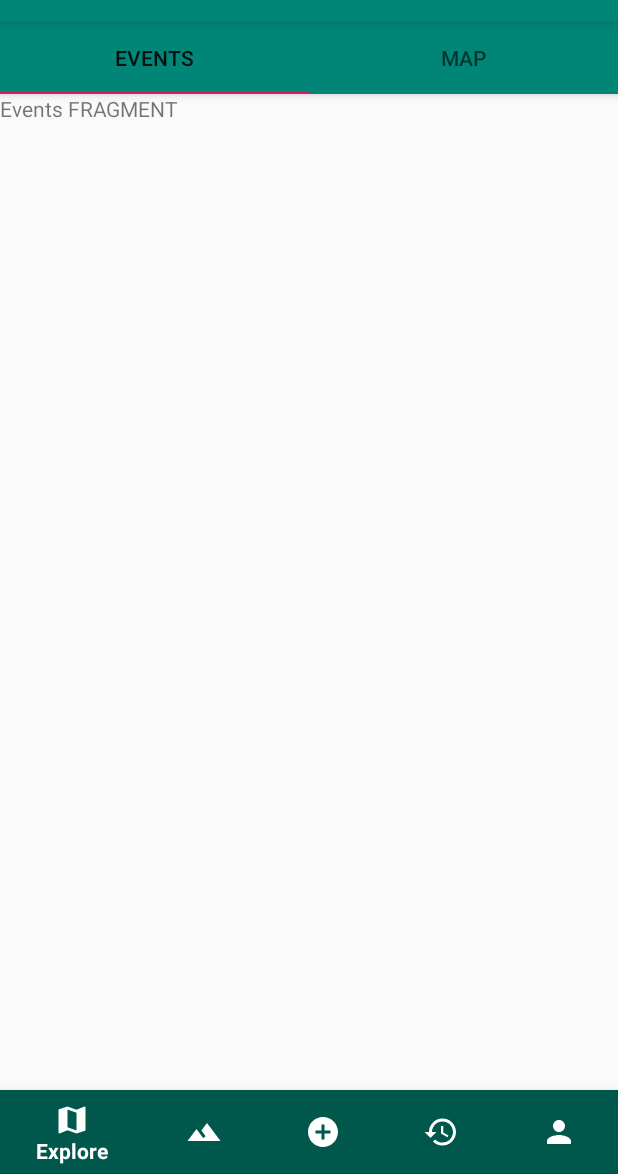
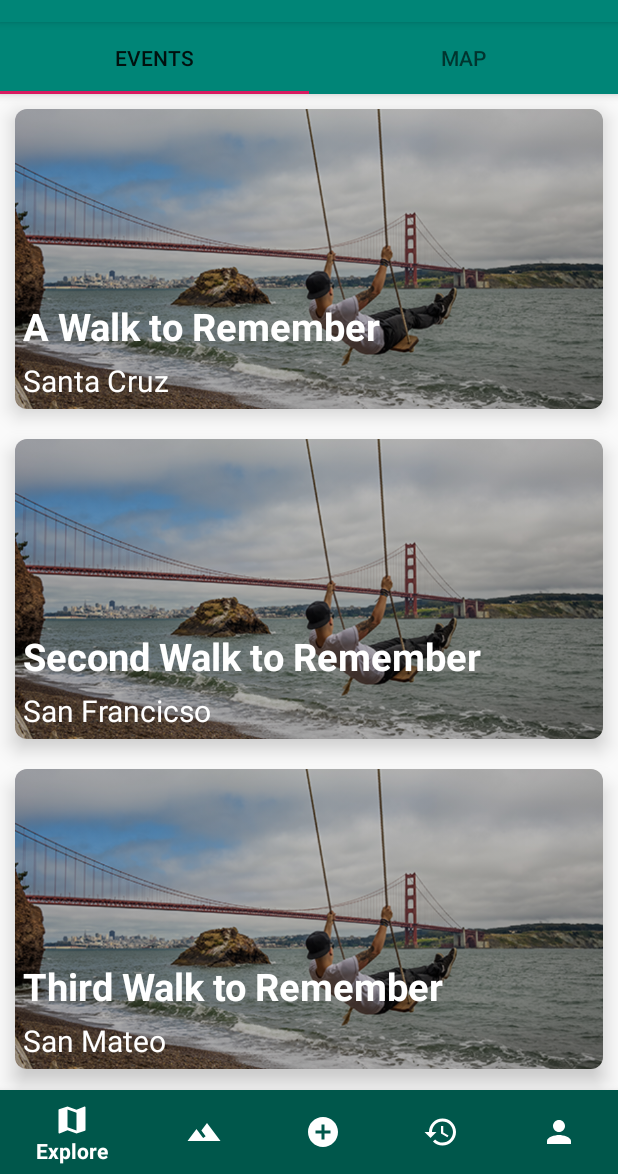
Before and after one commit to DhruvilBParikh/Venture, an Android app: the screen it shows after launch (MainActivity), on a phone screen of 412 x 824 dp, the part 62-1236 px from its top. Run offline under Robolectric (Android 15) with nearby library versions, the phone set to English and light mode, and no system bars.

Commit message:
Add cardview in explore fragment and map in mapfragment

```diff
--- /dev/null
+++ b/app/src/debug/res/values/google_maps_api.xml
@@ -0,0 +1,24 @@
+<resources>
+    <!--
+    TODO: Before you run your application, you need a Google Maps API key.
+
+    To get one, follow this link, follow the directions and press "Create" at the end:
+
+    https://console.developers.google.com/flows/enableapi?apiid=maps_android_backend&keyType=CLIENT_SIDE_ANDROID&r=B6:F6:B5:38:C2:CB:99:71:7A:C4:2C:46:BD:D0:B2:77:CC:36:0D:40%3Bcom.example.venture_v0
+
+    You can also add your credentials to an existing key, using these values:
+
+    Package name:
+    B6:F6:B5:38:C2:CB:99:71:7A:C4:2C:46:BD:D0:B2:77:CC:36:0D:40
+
+    SHA-1 certificate fingerprint:
+    B6:F6:B5:38:C2:CB:99:71:7A:C4:2C:46:BD:D0:B2:77:CC:36:0D:40
+
+    Alternatively, follow the directions here:
+    https://developers.google.com/maps/documentation/android/start#get-key
+
+    Once you have your key (it starts with "AIza"), replace the "google_maps_key"
+    string in this file.
+    -->
+    <string name="google_maps_key" templateMergeStrategy="preserve" translatable="false">AIzaSyB3C-l6FbvvYK9pDC1a0aHcgjw-SURLlSs</string>
+</resources>
--- a/app/src/main/java/com/example/venture_v0/Fragments/explore/ExploreEventListFragment.java
+++ b/app/src/main/java/com/example/venture_v0/Fragments/explore/ExploreEventListFragment.java
@@ -1,14 +1,21 @@
 package com.example.venture_v0.Fragments.explore;
 
+import android.annotation.SuppressLint;
 import android.os.Bundle;
 
 import androidx.fragment.app.Fragment;
+import androidx.recyclerview.widget.LinearLayoutManager;
+import androidx.recyclerview.widget.RecyclerView;
 
+import android.util.Log;
 import android.view.LayoutInflater;
 import android.view.View;
 import android.view.ViewGroup;
 
 import com.example.venture_v0.R;
+import com.example.venture_v0.adapters.EventsRecyclerViewAdapter;
+
+import java.util.ArrayList;
 
 
 /**
@@ -20,6 +27,15 @@ import com.example.venture_v0.R;
  * create an instance of this fragment.
  */
 public class ExploreEventListFragment extends Fragment {
+
+    private static final String TAG = "ExploreEventListFragment";
+
+    //vars
+    private ArrayList<String> mImage = new ArrayList<>();
+    private ArrayList<String> mEventName = new ArrayList<>();
+    private ArrayList<String> mEventLocation = new ArrayList<>();
+
+
     // TODO: Rename parameter arguments, choose names that match
     // the fragment initialization parameters, e.g. ARG_ITEM_NUMBER
     private static final String ARG_PARAM1 = "param1";
@@ -62,11 +78,42 @@ public class ExploreEventListFragment extends Fragment {
         }
     }
 
+    @SuppressLint("LongLogTag")
     @Override
     public View onCreateView(LayoutInflater inflater, ViewGroup container,
                              Bundle savedInstanceState) {
         // Inflate the layout for this fragment
-        return inflater.inflate(R.layout.fragment_explore_event_list, container, false);
+        View view = inflater.inflate(R.layout.fragment_explore_event_list, container, false);
+        Log.d(TAG, "onCreateView: started.");
+        initData(view);
+        return view;
+    }
+    @SuppressLint("LongLogTag")
+    private void initData(View view){
+        Log.d(TAG, "initData: preparing data.");
+
+        mImage.add("trial_image.jpg");
+        mEventName.add("A Walk to Remember");
+        mEventLocation.add("Santa Cruz");
+
+        mImage.add("sf_trail.jpg");
+        mEventName.add("Second Walk to Remember");
+        mEventLocation.add("San Francicso");
+
+        mImage.add("sf_trail.jpg");
+        mEventName.add("Third Walk to Remember");
+        mEventLocation.add("San Mateo");
+
+        initRecyclerView(view);
+    }
+
+    @SuppressLint("LongLogTag")
+    private void initRecyclerView(View view){
+        Log.d(TAG, "initRecyclerView: init recyclerview.");
+        RecyclerView recyclerView = view.findViewById(R.id.event_list_recyclerview);
+        EventsRecyclerViewAdapter adapter = new EventsRecyclerViewAdapter(getContext(), mImage,mEventName, mEventLocation);
+        recyclerView.setAdapter(adapter);
+        recyclerView.setLayoutManager(new LinearLayoutManager(getContext()));
     }
 
     // TODO: Rename method, update argument and hook method into UI event
--- a/app/src/main/java/com/example/venture_v0/Fragments/explore/ExploreFragment.java
+++ b/app/src/main/java/com/example/venture_v0/Fragments/explore/ExploreFragment.java
@@ -66,7 +66,6 @@ public class ExploreFragment extends Fragment {
             mParam2 = getArguments().getString(ARG_PARAM2);
         }
 
-
     }
 
     @Override
--- a/app/src/main/java/com/example/venture_v0/Fragments/explore/ExploreMapFragment.java
+++ b/app/src/main/java/com/example/venture_v0/Fragments/explore/ExploreMapFragment.java
@@ -9,17 +9,20 @@ import android.view.View;
 import android.view.ViewGroup;
 
 import com.example.venture_v0.R;
+import com.google.android.gms.maps.CameraUpdateFactory;
+import com.google.android.gms.maps.GoogleMap;
+import com.google.android.gms.maps.MapView;
+import com.google.android.gms.maps.OnMapReadyCallback;
+import com.google.android.gms.maps.model.LatLng;
+import com.google.android.gms.maps.model.MarkerOptions;
 
 
-/**
- * A simple {@link Fragment} subclass.
- * Activities that contain this fragment must implement the
- * {@link ExploreMapFragment} interface
- * to handle interaction events.
- * Use the {@link ExploreMapFragment#newInstance} factory method to
- * create an instance of this fragment.
- */
-public class ExploreMapFragment extends Fragment {
+public class ExploreMapFragment extends Fragment implements OnMapReadyCallback {
+
+    private MapView mMapView;
+    private static final String MAPVIEW_BUNDLE_KEY = "MapViewBundleKey";
+    private GoogleMap mMap;
+
     // TODO: Rename parameter arguments, choose names that match
     // the fragment initialization parameters, e.g. ARG_ITEM_NUMBER
     private static final String ARG_PARAM1 = "param1";
@@ -66,10 +69,91 @@ public class ExploreMapFragment extends Fragment {
     public View onCreateView(LayoutInflater inflater, ViewGroup container,
                              Bundle savedInstanceState) {
         // Inflate the layout for this fragment
-        return inflater.inflate(R.layout.fragment_explore_map, container, false);
+        View view = inflater.inflate(R.layout.fragment_explore_map, container, false);
+        mMapView = view.findViewById(R.id.explore_map);
+        initGoogleMap(savedInstanceState);
+        return view;
     }
 
-    // TODO: Rename method, update argument and hook method into UI event
+    private void initGoogleMap(Bundle savedInstanceState){
+        // *** IMPORTANT ***
+        // MapView requires that the Bundle you pass contain _ONLY_ MapView SDK
+        // objects or sub-Bundles.
+        Bundle mapViewBundle = null;
+        if (savedInstanceState != null) {
+            mapViewBundle = savedInstanceState.getBundle(MAPVIEW_BUNDLE_KEY);
+        }
+
+        mMapView.onCreate(mapViewBundle);
+
+        mMapView.getMapAsync(this);
+    }
+
+
+    @Override
+    public void onSaveInstanceState(Bundle outState) {
+        super.onSaveInstanceState(outState);
+
+        Bundle mapViewBundle = outState.getBundle(MAPVIEW_BUNDLE_KEY);
+        if (mapViewBundle == null) {
+            mapViewBundle = new Bundle();
+            outState.putBundle(MAPVIEW_BUNDLE_KEY, mapViewBundle);
+        }
+
+        mMapView.onSaveInstanceState(mapViewBundle);
+    }
+
+    @Override
+    public void onResume() {
+        super.onResume();
+        mMapView.onResume();
+    }
+
+    @Override
+    public void onStart() {
+        super.onStart();
+        mMapView.onStart();
+    }
+
+    @Override
+    public void onStop() {
+        super.onStop();
+        mMapView.onStop();
+    }
+
+    @Override
+    public void onMapReady(GoogleMap map) {
+        mMap = map;
+
+        // Add a marker in Sydney and move the camera
+        LatLng sydney = new LatLng(-34, 151);
+        mMap.addMarker(new MarkerOptions().position(sydney).title("Marker in Sydney"));
+        mMap.moveCamera(CameraUpdateFactory.newLatLng(sydney));
+    }
+
+    @Override
+    public void onPause() {
+        mMapView.onPause();
+        super.onPause();
+    }
+
+    @Override
+    public void onDestroy() {
+        mMapView.onDestroy();
+        super.onDestroy();
+    }
+
+    @Override
+    public void onLowMemory() {
+        super.onLowMemory();
+        mMapView.onLowMemory();
+    }
+
+
+
+
+
+// TODO: Rename method, update argument and hook method into UI event
 //    public void onButtonPressed(Uri uri) {
 //        if (mListener != null) {
 //            mListener.onFragmentInteraction(uri);
--- a/app/src/main/java/com/example/venture_v0/Fragments/loginSignup/LoginSignupFragment.java
+++ b/app/src/main/java/com/example/venture_v0/Fragments/loginSignup/LoginSignupFragment.java
@@ -55,5 +55,4 @@ public class LoginSignupFragment extends Fragment {
 
         return view;
     }
-
 }
--- a/app/src/main/java/com/example/venture_v0/MainActivity.java
+++ b/app/src/main/java/com/example/venture_v0/MainActivity.java
@@ -2,6 +2,7 @@ package com.example.venture_v0;
 
 import androidx.annotation.NonNull;
 import androidx.appcompat.app.AppCompatActivity;
+import androidx.fragment.app.Fragment;
 import androidx.fragment.app.FragmentTransaction;
 
 import android.os.Bundle;
@@ -25,9 +26,24 @@ public class MainActivity extends AppCompatActivity {
     private BottomNavigationView bottomNavigation;
     private Boolean isLoggedIn;
 
+    private Fragment exploreFragment;
+    private Fragment planFragment ;
+    private Fragment addEventFragment;
+    private Fragment historyFragment;
+    private Fragment profileFragment;
+    private Fragment loginSignupFragment;
+
+
     @Override
     protected void onCreate(Bundle savedInstanceState) {
         super.onCreate(savedInstanceState);
+        exploreFragment = new ExploreFragment();
+        planFragment = new PlanFragment();
+        addEventFragment = new AddEventFragment();
+        historyFragment = new HistoryFragment();
+        profileFragment = new ProfileFragment();
+        loginSignupFragment = new LoginSignupFragment();
+
         setContentView(R.layout.activity_main);
 
         isLoggedIn = checkSession();
@@ -47,19 +63,19 @@ public class MainActivity extends AppCompatActivity {
         } else {
             switch(tag){
                 case "EXPLORE":
-                    transaction.replace(R.id.container, new ExploreFragment(), tag);
+                    transaction.replace(R.id.container, exploreFragment , tag);
                     break;
                 case "PLAN":
-                    transaction.replace(R.id.container, new PlanFragment(), tag);
+                    transaction.replace(R.id.container, planFragment , tag);
                     break;
                 case "ADDEVENT":
-                    transaction.replace(R.id.container, new AddEventFragment(), tag);
+                    transaction.replace(R.id.container, addEventFragment , tag);
                     break;
                 case "HISTORY":
-                    transaction.replace(R.id.container, new HistoryFragment(), tag);
+                    transaction.replace(R.id.container, historyFragment , tag);
                     break;
                 case "PROFILE":
-                    transaction.replace(R.id.container, new ProfileFragment(), tag);
+                    transaction.replace(R.id.container, profileFragment , tag);
                     break;
             }
         }
--- /dev/null
+++ b/app/src/main/java/com/example/venture_v0/adapters/EventsRecyclerViewAdapter.java
@@ -0,0 +1,94 @@
+package com.example.venture_v0.adapters;
+
+import android.content.Context;
+import android.graphics.drawable.Drawable;
+import android.util.Log;
+import android.view.LayoutInflater;
+import android.view.View;
+import android.view.ViewGroup;
+import android.widget.ImageView;
+import android.widget.RelativeLayout;
+import android.widget.TextView;
+import android.widget.Toast;
+
+import androidx.annotation.NonNull;
+import androidx.cardview.widget.CardView;
+import androidx.recyclerview.widget.RecyclerView;
+
+import com.example.venture_v0.Fragments.explore.ExploreEventListFragment;
+import com.example.venture_v0.R;
+
+import java.util.ArrayList;
+
+
+public class EventsRecyclerViewAdapter extends RecyclerView.Adapter<EventsRecyclerViewAdapter.ViewHolder> {
+
+    private static final String TAG = "RecyclerViewAdapter";
+
+    private ArrayList<String> mImage = new ArrayList<>();
+    private ArrayList<String> mEventName = new ArrayList<>();
+    private ArrayList<String> mEventLocation = new ArrayList<>();
+    private Context mContext;
+
+
+    public EventsRecyclerViewAdapter(Context mContext, ArrayList<String> mImage,ArrayList<String> mEventName, ArrayList<String> mEventLocation) {
+        this.mImage = mImage;
+        this.mEventName = mEventName;
+        this.mEventLocation = mEventLocation;
+        this.mContext = mContext;
+    }
+
+    @NonNull
+    @Override
+    public ViewHolder onCreateViewHolder(ViewGroup parent, int viewType) {
+        View view = LayoutInflater.from(parent.getContext()).inflate(R.layout.layout_list_item, parent, false);
+        ViewHolder holder = new ViewHolder(view);
+        return holder;
+    }
+
+
+    @Override
+    public void onBindViewHolder(ViewHolder holder,final int position) {
+        Log.d(TAG, "onBindViewHolder: called.");
+        Log.d(TAG, mImage.get(position));
+
+//        int id = mContext.getResources().getIdentifier("com.example.venture_v0:drawable/" + mImage.get(position), null, null);
+//        holder.event_image.setImageResource(id);
+        holder.event_image.setImageResource(R.drawable.sf_trail);
+
+        holder.event_name.setText(mEventName.get(position));
+        holder.event_location.setText(mEventLocation.get(position));
+
+        holder.event_layout.setOnClickListener(new View.OnClickListener(){
+
+            @Override
+            public void onClick(View view) {
+                Log.d(TAG, "onClick: clicked on: " + mEventName.get(position));
+                Toast.makeText(mContext, mEventName.get(position), Toast.LENGTH_LONG).show();
+            }
+        });
+
+    }
+
+    @Override
+    public int getItemCount() {
+        return mEventName.size();
+    }
+
+    public class ViewHolder extends RecyclerView.ViewHolder{
+
+        ImageView event_image;
+        TextView event_name;
+        TextView event_location;
+        CardView event_layout;
+
+        public ViewHolder(@NonNull View itemView) {
+
+            super(itemView);
+            event_image = itemView.findViewById(R.id.event_image);
+            event_name = itemView.findViewById(R.id.event_name);
+            event_location  = itemView.findViewById(R.id.event_location);
+            event_layout = itemView.findViewById(R.id.cardView);
+        }
+    }
+}
--- a/app/src/main/res/layout/activity_main.xml
+++ b/app/src/main/res/layout/activity_main.xml
@@ -4,14 +4,21 @@
     xmlns:tools="http://schemas.android.com/tools"
     android:layout_width="match_parent"
     android:layout_height="match_parent"
-    tools:context=".MainActivity">
+    tools:context=".MainActivity"
+    android:orientation="horizontal">
 
     <FrameLayout
         android:layout_width="match_parent"
-        android:layout_height="match_parent"
+        android:layout_height="0dp"
         android:id="@+id/container"
-        >
+        android:layout_above="@+id/bottom_navigation"
+        app:layout_constraintBottom_toTopOf="@+id/bottom_navigation"
+        app:layout_constraintLeft_toLeftOf="parent"
+        app:layout_constraintRight_toRightOf="parent"
+        app:layout_constraintTop_toTopOf="parent"
+        />
         <!-- Main content -->
+
 
         <com.google.android.material.bottomnavigation.BottomNavigationView
             android:id="@+id/bottom_navigation"
@@ -21,9 +28,11 @@
             android:background="@color/colorPrimaryDark"
             app:itemIconTint="@color/white"
             app:itemTextColor="@color/white"
-            app:menu="@menu/bottom_navigation_menu"
-            />
-    </FrameLayout>
+            app:layout_constraintBottom_toBottomOf="parent"
+            app:layout_constraintLeft_toLeftOf="parent"
+            app:layout_constraintRight_toRightOf="parent"
+            app:menu="@menu/bottom_navigation_menu"/>
+
 
 
 </androidx.constraintlayout.widget.ConstraintLayout>
--- a/app/src/main/res/layout/fragment_explore_event_list.xml
+++ b/app/src/main/res/layout/fragment_explore_event_list.xml
@@ -1,14 +1,14 @@
 <?xml version="1.0" encoding="utf-8"?>
-<FrameLayout xmlns:android="http://schemas.android.com/apk/res/android"
+<RelativeLayout xmlns:android="http://schemas.android.com/apk/res/android"
     xmlns:tools="http://schemas.android.com/tools"
     android:layout_width="match_parent"
     android:layout_height="match_parent"
-    tools:context=".Fragments.explore.ExploreEventListFragment">
+    tools:context=".Fragments.explore.ExploreEventListFragment"
+    android:id="@+id/event_parent_layout">
 
-    <!-- TODO: Update blank fragment layout -->
-    <TextView
+    <androidx.recyclerview.widget.RecyclerView
+        android:id="@+id/event_list_recyclerview"
         android:layout_width="match_parent"
-        android:layout_height="match_parent"
-        android:text="Events FRAGMENT" />
+        android:layout_height="match_parent"/>
 
-</FrameLayout>
+</RelativeLayout>
--- a/app/src/main/res/layout/fragment_explore_map.xml
+++ b/app/src/main/res/layout/fragment_explore_map.xml
@@ -6,9 +6,10 @@
     tools:context=".Fragments.explore.ExploreMapFragment">
 
     <!-- TODO: Update blank fragment layout -->
-    <TextView
+    <com.google.android.gms.maps.MapView
+        xmlns:android="http://schemas.android.com/apk/res/android"
         android:layout_width="match_parent"
         android:layout_height="match_parent"
-        android:text="MAP fragment" />
+        android:id="@+id/explore_map" />
 
 </FrameLayout>
--- /dev/null
+++ b/app/src/main/res/layout/layout_list_item.xml
@@ -0,0 +1,59 @@
+<?xml version="1.0" encoding="utf-8"?>
+<androidx.cardview.widget.CardView
+    xmlns:card_view="http://schemas.android.com/apk/res-auto"
+    xmlns:android="http://schemas.android.com/apk/res/android"
+    android:layout_width="match_parent"
+    android:layout_height="wrap_content"
+    card_view:cardBackgroundColor="#E6E6E6"
+    card_view:cardCornerRadius="8dp"
+    card_view:cardElevation="8dp"
+    android:layout_margin="10dp"
+    android:clickable="true"
+    android:foreground="?android:attr/selectableItemBackground"
+    android:id="@+id/cardView">
+
+    <!-- Main Content View -->
+    <RelativeLayout
+        android:layout_width="match_parent"
+        android:layout_height="wrap_content"
+        android:orientation="vertical">
+        <ImageView
+            android:layout_width="match_parent"
+            android:layout_height="200dp"
+            android:src="@mipmap/ic_launcher"
+            android:scaleType="centerCrop"
+            android:tint="#43000000"
+            android:id="@+id/event_image"/>
+        <LinearLayout
+            android:layout_width="match_parent"
+            android:layout_height="wrap_content"
+            android:layout_alignBottom="@+id/event_image"
+            android:orientation="vertical">
+
+        <TextView
+            android:id="@+id/event_name"
+            android:layout_width="match_parent"
+            android:layout_height="wrap_content"
+            android:layout_alignParentEnd="true"
+            android:layout_alignParentRight="true"
+            android:layout_marginLeft="5dp"
+            android:layout_marginBottom="5dp"
+            android:text="Event Name"
+            android:textColor="#fff"
+            android:textSize="25dp"
+            android:textStyle="bold" />
+
+        <TextView
+            android:layout_width="match_parent"
+            android:layout_height="wrap_content"
+            android:text="Event Location"
+            android:textSize="20dp"
+            android:id="@+id/event_location"
+            android:textColor="#fff"
+            android:layout_marginLeft="5dp"
+            android:layout_marginBottom="5dp"
+            />
+        </LinearLayout>
+
+    </RelativeLayout>
+</androidx.cardview.widget.CardView>
--- a/app/src/main/res/values/strings.xml
+++ b/app/src/main/res/values/strings.xml
@@ -21,5 +21,6 @@
 
     <!--  LoginFragment  -->
     <string name="loginSubtitle">Welcome back.\nLog in and let\'s get going.</string>
+    <string name="title_activity_maps_trial">Map</string>
 
 </resources>
```
Also changed, not shown: app/build.gradle (+10 -2 lines), app/src/main/AndroidManifest.xml (+21 -0 lines), app/src/main/res/drawable/sf_trail.png (added), app/src/main/res/drawable/trial_image.jpg (added), 1 other file.
